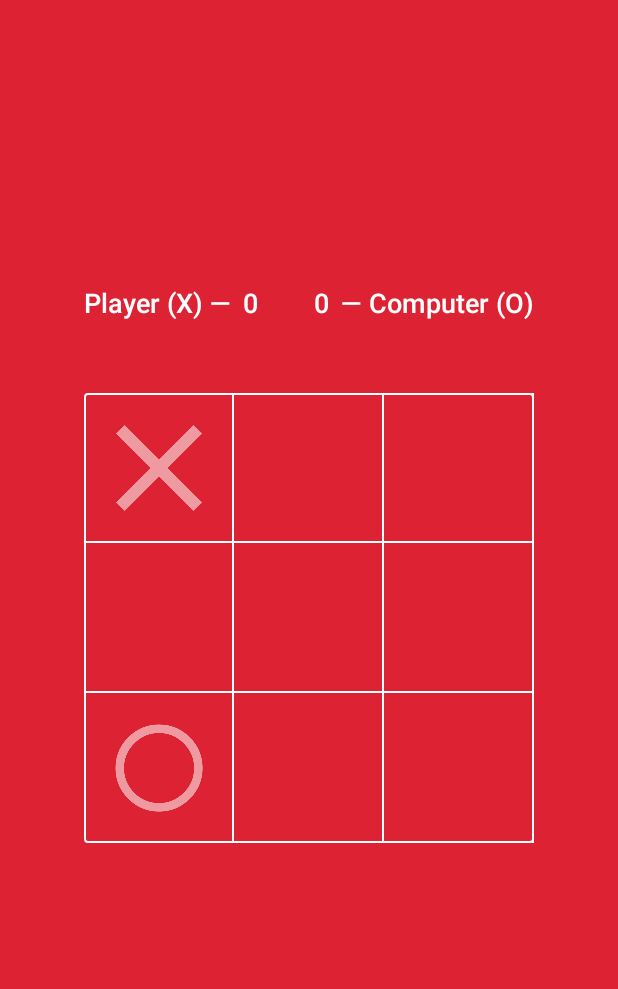
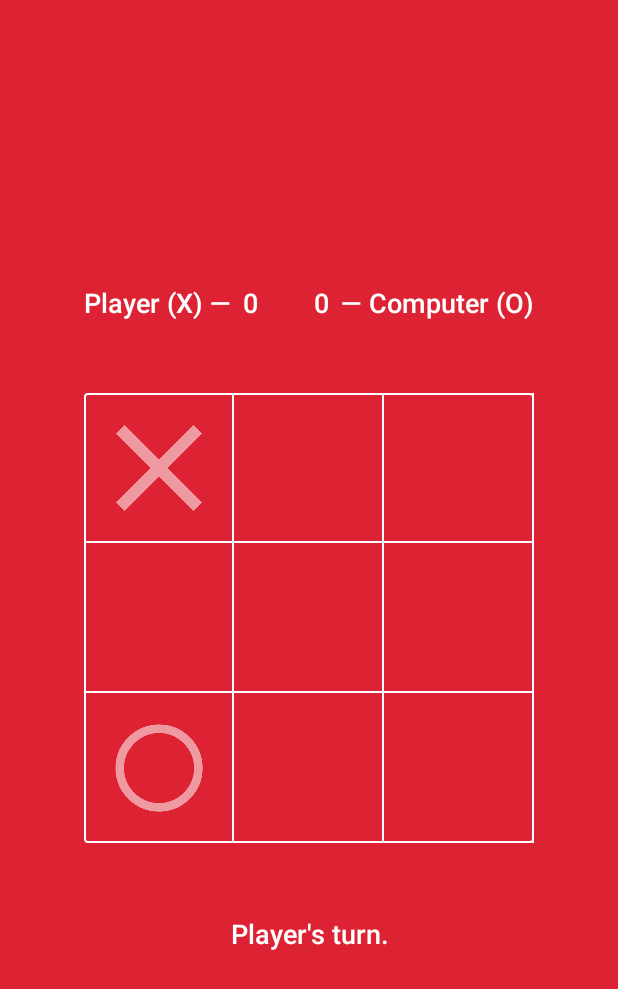
Before and after one commit to gokulnathperiasamy/TicTacToe, an Android app: the screen it shows after launch (GameActivity), after a tap on an icon or button, on a phone screen of 412 x 824 dp. Shown: the top 989 px of the screen. Run offline under Robolectric (Android 15) with nearby library versions, the phone set to English and light mode, and no system bars; our stand-ins replace ButterKnife.

Commit message:
[ci skip] Updated Game Turn Details.

```diff
--- a/app/src/main/java/com/kpgn/tictactoe/activity/GameActivity.java
+++ b/app/src/main/java/com/kpgn/tictactoe/activity/GameActivity.java
@@ -1,19 +1,15 @@
 package com.kpgn.tictactoe.activity;
 
-import android.app.Dialog;
-import android.graphics.Color;
-import android.graphics.drawable.ColorDrawable;
 import android.os.Bundle;
 import android.os.Handler;
 import android.view.View;
-import android.view.Window;
-import android.view.WindowManager;
 import android.widget.ImageView;
 import android.widget.TextView;
 
 import com.kpgn.tictactoe.R;
 import com.kpgn.tictactoe.entity.GameState;
 import com.kpgn.tictactoe.entity.Player;
+import com.kpgn.tictactoe.helper.DialogHelper;
 import com.kpgn.tictactoe.processor.AIMoveProcessor;
 import com.kpgn.tictactoe.processor.GameStateProcessor;
 
@@ -66,17 +62,11 @@ public class GameActivity extends AppCompatActivity {
 
     private ImageView[][] imageViewList = new ImageView[3][3];
     private View[][] containerList = new View[3][3];
-    private static Player currentPlayer = Player.FIRST;
-
-    private static int totalMovesCompleted = 0;
-    private static int playerXWinCounter = 0;
-    private static int playerOWinCounter = 0;
-
-    private static char[][] currentGameBoard = {
-            {'-', '-', '-'},
-            {'-', '-', '-'},
-            {'-', '-', '-'}
-    };
+    private char[][] currentGameBoard = new char[3][3];
+    private Player currentPlayer = Player.FIRST;
+    private int totalMovesCompleted = 0;
+    private int playerXWinCounter = 0;
+    private int playerOWinCounter = 0;
 
     @Override
     protected void onCreate(@Nullable Bundle savedInstanceState) {
@@ -107,7 +97,7 @@ public class GameActivity extends AppCompatActivity {
         containerList[2] = containerListRow3;
     }
 
-    private void resetValues() {
+    public void resetValues() {
         for (View[] parentView : containerList) {
             for (View childView : parentView) {
                 childView.setClickable(true);
@@ -130,14 +120,15 @@ public class GameActivity extends AppCompatActivity {
             imageView.setColorFilter(null);
         }
 
-        mResult.setText("");
+        mResult.setText(R.string.initial_players_turn);
         totalMovesCompleted = 0;
         currentPlayer = Player.FIRST;
     }
 
     private void updateState(String selectedTag) {
         if (selectedTag == null) {
-            showFullScreenDialog(getResources().getString(R.string.game_draw_text));
+            DialogHelper.showFullScreenDialog(this, this, getResources().getString(R.string.game_draw_text));
+            mResult.setText("");
             return;
         }
         char[] xyIndex = selectedTag.toCharArray();
@@ -158,9 +149,11 @@ public class GameActivity extends AppCompatActivity {
     private void togglePlayer() {
         if (currentPlayer == Player.FIRST) {
             currentPlayer = Player.SECOND;
+            mResult.setText(R.string.computers_turn);
             (new Handler()).postDelayed(this::makeAIMove, 500);
         } else {
             currentPlayer = Player.FIRST;
+            mResult.setText(R.string.players_turn);
         }
     }
 
@@ -171,15 +164,17 @@ public class GameActivity extends AppCompatActivity {
     private void updateResult(GameState gameState) {
         boolean isGameOver = gameState.currentWinningState != -1;
         if (isGameOver) {
+            mResult.setText("");
             if (currentPlayer.getPlayerId() == Player.FIRST.getPlayerId()) {
                 mPlayerXScore.setText(String.valueOf(++playerXWinCounter));
             } else {
                 mPlayerOScore.setText(String.valueOf(++playerOWinCounter));
             }
-            showFullScreenDialog(String.format(getResources().getString(R.string.game_over_text), Player.toString(currentPlayer.getPlayerId())));
+            DialogHelper.showFullScreenDialog(this, this, String.format(getResources().getString(R.string.game_over_text), Player.toString(currentPlayer.getPlayerId())));
             updatedTileTint(gameState);
         } else if (totalMovesCompleted == 9) {
-            showFullScreenDialog(getResources().getString(R.string.game_draw_text));
+            mResult.setText("");
+            DialogHelper.showFullScreenDialog(this, this, getResources().getString(R.string.game_draw_text));
         } else {
             togglePlayer();
         }
@@ -190,26 +185,4 @@ public class GameActivity extends AppCompatActivity {
             tintedImageList[index].setColorFilter(ContextCompat.getColor(this, R.color.colorWinner), android.graphics.PorterDuff.Mode.MULTIPLY);
         }
     }
-
-    private void showFullScreenDialog(String message) {
-        try {
-            final Dialog dialog = new Dialog(this);
-            dialog.requestWindowFeature(Window.FEATURE_NO_TITLE);
-            dialog.setContentView(R.layout.view_game_over);
-            final Window window = dialog.getWindow();
-            assert window != null;
-            window.setLayout(WindowManager.LayoutParams.MATCH_PARENT, WindowManager.LayoutParams.MATCH_PARENT);
-            window.setBackgroundDrawable(new ColorDrawable(Color.TRANSPARENT));
-
-            dialog.setCancelable(true);
-            dialog.setCanceledOnTouchOutside(true);
-            dialog.setOnDismissListener(dialogInterface -> resetValues());
-            dialog.setOnCancelListener(dialogInterface -> resetValues());
-            ((TextView) dialog.findViewById(R.id.tv_overlay_result)).setText(message);
-            dialog.findViewById(R.id.view_overlay).setOnClickListener(view -> dialog.dismiss());
-            dialog.show();
-        } catch (Exception e) {
-            resetValues();
-        }
-    }
 }
--- a/app/src/main/java/com/kpgn/tictactoe/processor/AIMoveProcessor.java
+++ b/app/src/main/java/com/kpgn/tictactoe/processor/AIMoveProcessor.java
@@ -73,7 +73,7 @@ public class AIMoveProcessor {
             currentGameBoard[node.indexI][node.indexJ] = Player.EMPTY.getPlayerId();
         }
 
-        return returnMin(scores);
+        return player == Player.SECOND ? returnMin(scores) : returnMax(scores);
     }
 
     public static int returnMax(List<Integer> list) {
--- a/app/src/main/res/values/strings.xml
+++ b/app/src/main/res/values/strings.xml
@@ -2,4 +2,7 @@
     <string name="app_name">Tic Tac Toe</string>
     <string name="game_over_text">Game Over, %1$s Wins! Tap to Restart.</string>
     <string name="game_draw_text">Game Draw! Tap to Restart.</string>
+    <string name="initial_players_turn">Player\'s turn. Tap on a tile to get started!</string>
+    <string name="computers_turn">Computer\'s turn. Please wait.</string>
+    <string name="players_turn">Player\'s turn.</string>
 </resources>
```
Also changed, not shown: app/src/main/java/com/kpgn/tictactoe/helper/DialogHelper.java (added, +37 -0 lines).
